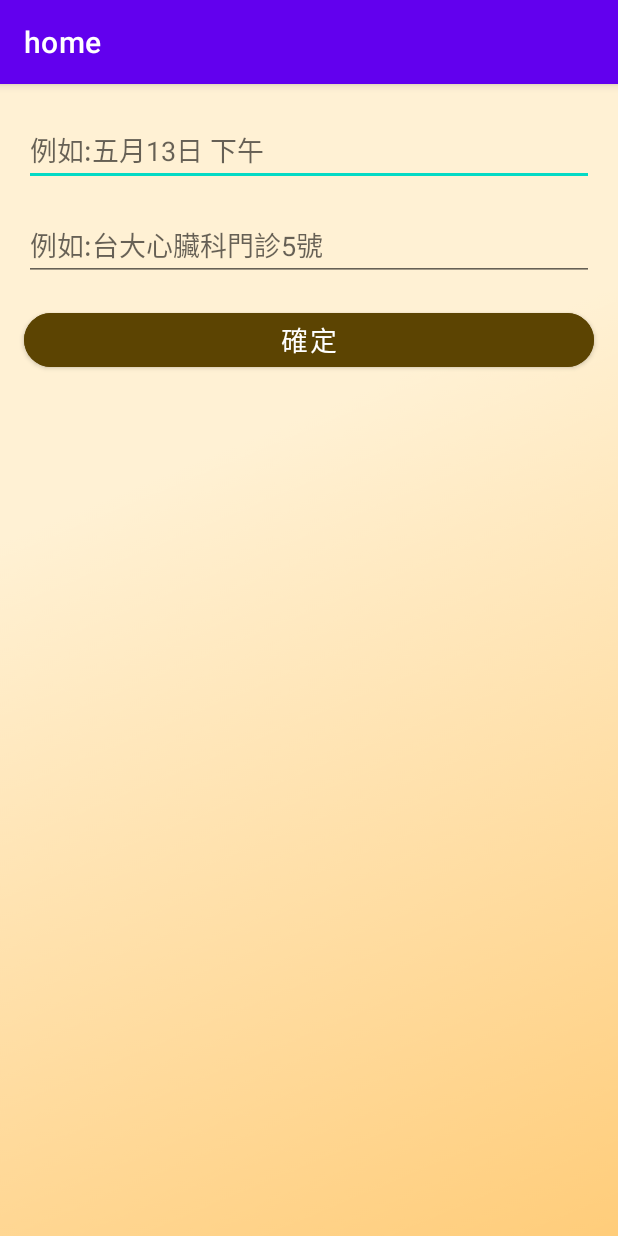
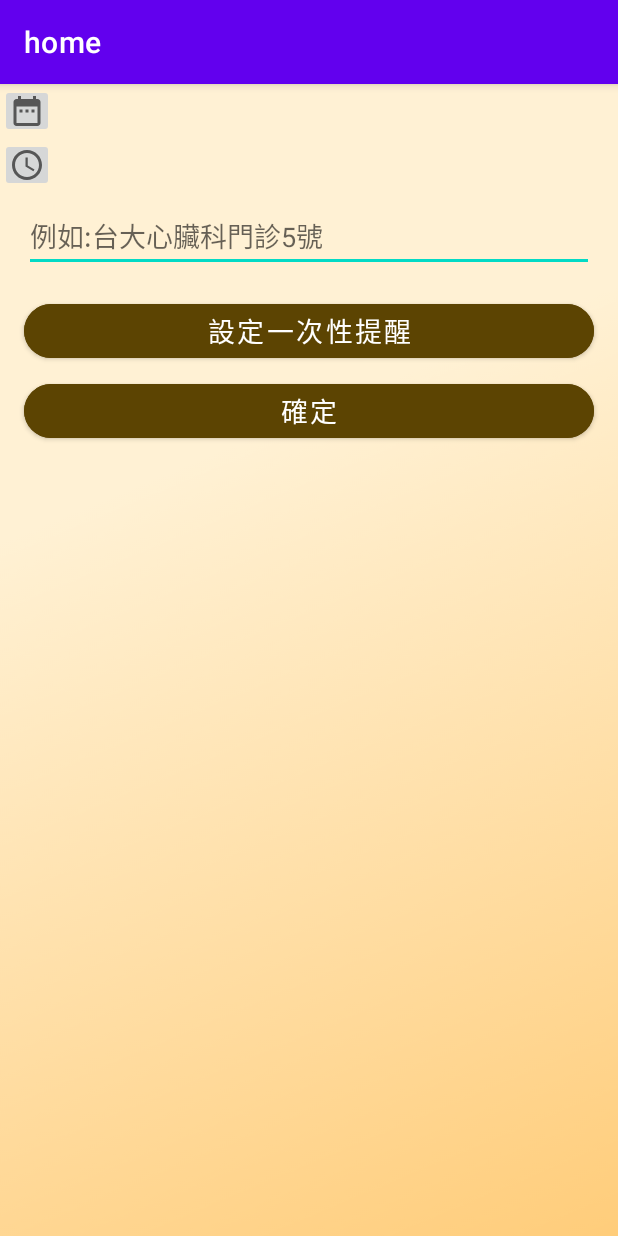
Before and after one commit to JoyLinnnn/OKare, an Android app: the AdddActivity screen opened directly, with no data from a screen before it, on a phone screen of 412 x 824 dp. Run offline under Robolectric (Android 15) with nearby library versions, the phone set to English and light mode, and no system bars; our stand-ins replace Firebase (no records; nobody signed in at launch, a user with empty details on screens opened directly).

Commit message:
終於成功的回診提醒:(((

```diff
--- a/app/src/main/java/com/example/home/AdddActivity.java
+++ b/app/src/main/java/com/example/home/AdddActivity.java
@@ -3,12 +3,18 @@ package com.example.home;
 import androidx.annotation.NonNull;
 import androidx.appcompat.app.AppCompatActivity;
 
+import android.app.DatePickerDialog;
+import android.app.TimePickerDialog;
 import android.content.Intent;
 import android.os.Bundle;
+import android.text.TextUtils;
 import android.view.View;
 import android.widget.Button;
+import android.widget.DatePicker;
 import android.widget.EditText;
 import android.widget.ImageButton;
+import android.widget.TextView;
+import android.widget.TimePicker;
 import android.widget.Toast;
 
 import com.google.android.gms.tasks.OnFailureListener;
@@ -16,54 +22,131 @@ import com.google.android.gms.tasks.OnSuccessListener;
 import com.google.firebase.database.DatabaseReference;
 import com.google.firebase.database.FirebaseDatabase;
 
+import org.w3c.dom.Text;
+
+import java.util.Calendar;
+
 public class AdddActivity extends AppCompatActivity {
-    EditText edTime, edHint;
+    EditText edHint;
+    TextView edNew,edTime;
     Button btn_sureadd;
+
+    private TextView tvOnceTime, tvOnceDate;
+    private ImageButton ibOnceTime, ibOnceDate;
+    private EditText etOnceMessage;
+    private Button btnSetOnceAlarm;
+
+    private AlarmReceiver alarmReceiver;
+    private int mYear, mMonth, mDay, mHour, mMinute;
+    private int mHourRepeat, mMinuteRepeat;
+
     DatabaseReference database = FirebaseDatabase.getInstance().getReference();
     @Override
     protected void onCreate(Bundle savedInstanceState) {
         super.onCreate(savedInstanceState);
         setContentView(R.layout.activity_addd);
 
-        Button 確定新增=findViewById(R.id.確定新增);
-        確定新增.setOnClickListener(new View.OnClickListener() {
+        edNew= findViewById(R.id.edNew);
+        edTime = findViewById(R.id.edTime);
+        edHint = findViewById(R.id.edHint);
+        btn_sureadd = findViewById(R.id.確定新增);
+        btn_sureadd.setOnClickListener(new View.OnClickListener() {
             @Override
             public void onClick(View v) {
-                Intent intent=new Intent(AdddActivity.this,Doctor.class);
-                startActivity(intent);
-            }
-        });
-
-
-        edTime = findViewById(R.id.edTime);
-        edHint = findViewById(R.id.edHint);
-        確定新增 = findViewById(R.id.確定新增);
-        確定新增.setOnClickListener(new View.OnClickListener() {
-            @Override
-            public void onClick(View v) {
+                String getNew1 = edNew.getText().toString();
                 String getTime = edTime.getText().toString();
                 String getHint = edHint.getText().toString();
 
-                if (getTime.isEmpty()){
-                    edTime.setError("請輸入回診日期及時間...");
-                }else if (getHint.isEmpty()){
+                if (getNew1.isEmpty()) {
+                    edNew.setError("請選擇回診日期...");
+                }if (getTime.isEmpty()) {
+                    edTime.setError("請選擇回診時間...");
+                } else if (getHint.isEmpty()) {
                     edHint.setError("請輸入醫院門診及編號...");
-                }else{
-                    database.child("Users").push().setValue(new ModelUsers(getTime, getHint)).addOnSuccessListener(new OnSuccessListener<Void>() {
+                } else {
+                    database.child("Users").push().setValue(new ModelUsers(getNew1, getTime, getHint)).addOnSuccessListener(new OnSuccessListener<Void>() {
                         @Override
                         public void onSuccess(Void aVoid) {
-                            Toast.makeText(AdddActivity.this, "回診資料新增成功", Toast.LENGTH_SHORT).show();
+                            Toast.makeText(AdddActivity.this, "回診提醒輸入成功 ! ", Toast.LENGTH_SHORT).show();
                             startActivity(new Intent(AdddActivity.this, Doctor.class));
                             finish();
                         }
                     }).addOnFailureListener(new OnFailureListener() {
                         @Override
                         public void onFailure(@NonNull Exception e) {
-                            Toast.makeText(AdddActivity.this, "回診資料新增失敗！", Toast.LENGTH_SHORT).show();
+                            Toast.makeText(AdddActivity.this, "回診提醒輸入失敗 ! ", Toast.LENGTH_SHORT).show();
                         }
                     });
                 }
             }
         });
+
+        tvOnceTime = findViewById(R.id.edTime);
+        tvOnceDate = findViewById(R.id.edNew);
+        ibOnceTime = findViewById(R.id.ib_once_time);
+        ibOnceDate = findViewById(R.id.ib_once_date);
+        etOnceMessage = findViewById(R.id.edHint);
+        btnSetOnceAlarm = findViewById(R.id.btn_set_once_alarm);
+
+        alarmReceiver = new AlarmReceiver();
+
+        Calendar calendar = Calendar.getInstance();
+        mYear = calendar.get(Calendar.YEAR);
+        mMonth = calendar.get(Calendar.MONTH);
+        mDay = calendar.get(Calendar.DAY_OF_MONTH);
+        mHour = calendar.get(Calendar.HOUR_OF_DAY);
+        mMinute = calendar.get(Calendar.MINUTE);
+
+        mHourRepeat = mHour;
+        mMinuteRepeat = mMinute;
+
+        ibOnceDate.setOnClickListener(new View.OnClickListener() {
+            @Override
+            public void onClick(View v) {
+                DatePickerDialog datePickerDialog = new DatePickerDialog(AdddActivity.this, new DatePickerDialog.OnDateSetListener() {
+                    @Override
+                    public void onDateSet(DatePicker view, int year, int month, int dayOfMonth) {
+                        tvOnceDate.setText(String.format("%04d-%02d-%02d", year, month + 1, dayOfMonth));
+                        mYear = year;
+                        mMonth = month;
+                        mDay = dayOfMonth;
+                    }
+                },mYear, mMonth, mDay);
+                datePickerDialog.show();
+            }
+        });
+
+        ibOnceTime.setOnClickListener(new View.OnClickListener() {
+            @Override
+            public void onClick(View v) {
+                TimePickerDialog timePickerDialog = new TimePickerDialog(AdddActivity.this, new TimePickerDialog.OnTimeSetListener() {
+                    @Override
+                    public void onTimeSet(TimePicker view, int hourOfDay, int minute) {
+                        tvOnceTime.setText(String.format("%02d:%02d", hourOfDay, minute));
+                        mHour = hourOfDay;
+                        mMinute = minute;
+                    }
+                }, mHour, mMinute,true);
+                timePickerDialog.show();
+            }
+        });
+
+
+        btnSetOnceAlarm.setOnClickListener(new View.OnClickListener() {
+            @Override
+            public void onClick(View v) {
+                if (tvOnceDate.getText().toString().equalsIgnoreCase("")) {
+                    Toast.makeText(AdddActivity.this, "日期是空的 !", Toast.LENGTH_SHORT).show();
+                } else if (tvOnceTime.getText().toString().equalsIgnoreCase("")) {
+                    Toast.makeText(AdddActivity.this, "時間是空的 !", Toast.LENGTH_SHORT).show();
+                } else if (TextUtils.isEmpty(etOnceMessage.getText().toString())) {
+                    etOnceMessage.setError("訊息不能是空的 !");
+                } else {
+                    alarmReceiver.setOneTimeAlarm(AdddActivity.this, AlarmReceiver.TYPE_ONE_TIME,
+                            tvOnceDate.getText().toString(), tvOnceTime.getText().toString(),
+                            etOnceMessage.getText().toString());
+                }
+            }
+        });
     }
 }
--- /dev/null
+++ b/app/src/main/res/drawable/ic_access_time_black_24dp.xml
@@ -0,0 +1,13 @@
+<vector xmlns:android="http://schemas.android.com/apk/res/android"
+    android:width="24dp"
+    android:height="24dp"
+    android:viewportWidth="24"
+    android:viewportHeight="24"
+    android:tint="?attr/colorControlNormal">
+  <path
+      android:fillColor="@android:color/white"
+      android:pathData="M11.99,2C6.47,2 2,6.48 2,12s4.47,10 9.99,10C17.52,22 22,17.52 22,12S17.52,2 11.99,2zM12,20c-4.42,0 -8,-3.58 -8,-8s3.58,-8 8,-8 8,3.58 8,8 -3.58,8 -8,8z"/>
+  <path
+      android:fillColor="@android:color/white"
+      android:pathData="M12.5,7H11v6l5.25,3.15 0.75,-1.23 -4.5,-2.67z"/>
+</vector>
--- /dev/null
+++ b/app/src/main/res/drawable/ic_access_time_white_24dp.xml
@@ -0,0 +1,6 @@
+<vector android:height="24dp" android:tint="#FFFFFF"
+    android:viewportHeight="24" android:viewportWidth="24"
+    android:width="24dp" xmlns:android="http://schemas.android.com/apk/res/android">
+    <path android:fillColor="@android:color/white" android:pathData="M11.99,2C6.47,2 2,6.48 2,12s4.47,10 9.99,10C17.52,22 22,17.52 22,12S17.52,2 11.99,2zM12,20c-4.42,0 -8,-3.58 -8,-8s3.58,-8 8,-8 8,3.58 8,8 -3.58,8 -8,8z"/>
+    <path android:fillColor="@android:color/white" android:pathData="M12.5,7H11v6l5.25,3.15 0.75,-1.23 -4.5,-2.67z"/>
+</vector>
--- /dev/null
+++ b/app/src/main/res/drawable/ic_date_range_black_24dp.xml
@@ -0,0 +1,10 @@
+<vector xmlns:android="http://schemas.android.com/apk/res/android"
+    android:width="24dp"
+    android:height="24dp"
+    android:viewportWidth="24"
+    android:viewportHeight="24"
+    android:tint="?attr/colorControlNormal">
+  <path
+      android:fillColor="@android:color/white"
+      android:pathData="M9,11L7,11v2h2v-2zM13,11h-2v2h2v-2zM17,11h-2v2h2v-2zM19,4h-1L18,2h-2v2L8,4L8,2L6,2v2L5,4c-1.11,0 -1.99,0.9 -1.99,2L3,20c0,1.1 0.89,2 2,2h14c1.1,0 2,-0.9 2,-2L21,6c0,-1.1 -0.9,-2 -2,-2zM19,20L5,20L5,9h14v11z"/>
+</vector>
--- /dev/null
+++ b/app/src/main/res/drawable/ic_date_range_white_24dp.xml
@@ -0,0 +1,5 @@
+<vector android:height="24dp" android:tint="#FFFFFF"
+    android:viewportHeight="24" android:viewportWidth="24"
+    android:width="24dp" xmlns:android="http://schemas.android.com/apk/res/android">
+    <path android:fillColor="@android:color/white" android:pathData="M9,11L7,11v2h2v-2zM13,11h-2v2h2v-2zM17,11h-2v2h2v-2zM19,4h-1L18,2h-2v2L8,4L8,2L6,2v2L5,4c-1.11,0 -1.99,0.9 -1.99,2L3,20c0,1.1 0.89,2 2,2h14c1.1,0 2,-0.9 2,-2L21,6c0,-1.1 -0.9,-2 -2,-2zM19,20L5,20L5,9h14v11z"/>
+</vector>
--- a/app/src/main/res/layout/activity_addd.xml
+++ b/app/src/main/res/layout/activity_addd.xml
@@ -8,16 +8,49 @@
     android:orientation="vertical"
     tools:context=".AdddActivity">
 
-    <EditText
-        android:id="@+id/edTime"
+    <LinearLayout
         android:layout_width="match_parent"
         android:layout_height="wrap_content"
-        android:layout_marginLeft="16dp"
-        android:layout_marginTop="20dp"
-        android:layout_marginRight="16dp"
-        android:layout_marginBottom="10dp"
-        android:hint="例如:五月13日 下午"
-        android:importantForAutofill="no" />
+        android:orientation="horizontal">
+
+        <ImageButton
+            android:id="@+id/ib_once_date"
+            android:layout_width="36dp"
+            android:layout_height="36dp"
+            android:src="@drawable/ic_date_range_black_24dp"
+            style="@style/Widget.AppCompat.ImageButton"/>
+
+        <TextView
+            android:id="@+id/edNew"
+            android:layout_width="wrap_content"
+            android:layout_height="wrap_content"
+            android:layout_gravity="center_vertical"
+            android:layout_marginLeft="8dp"/>
+
+    </LinearLayout>
+
+    <LinearLayout
+        android:layout_width="match_parent"
+        android:layout_height="wrap_content"
+        android:orientation="horizontal">
+
+        <ImageButton
+            android:id="@+id/ib_once_time"
+            android:layout_width="36dp"
+            android:layout_height="36dp"
+            android:src="@drawable/ic_access_time_black_24dp"
+            style="@style/Widget.AppCompat.ImageButton"/>
+
+
+        <TextView
+            android:id="@+id/edTime"
+            android:layout_width="wrap_content"
+            android:layout_height="wrap_content"
+            android:layout_gravity="center_vertical"
+            android:layout_marginLeft="8dp" />
+
+
+    </LinearLayout>
 
     <EditText
         android:id="@+id/edHint"
@@ -31,17 +64,28 @@
         android:importantForAutofill="no" />
 
     <Button
-        android:id="@+id/確定新增"
+        android:id="@+id/btn_set_once_alarm"
         android:layout_width="match_parent"
         android:layout_height="wrap_content"
         android:layout_marginLeft="16dp"
         android:layout_marginTop="5dp"
         android:layout_marginRight="16dp"
-        android:layout_marginBottom="10dp"
         android:backgroundTint="@color/ccaaffee"
-        android:text="確定"
+        android:text="設定一次性提醒"
         android:textSize="18sp"
-        app:cornerRadius="20dp" />
+        app:cornerRadius="20dp"/>
 
+    <Button
+    android:id="@+id/確定新增"
+    android:layout_width="match_parent"
+    android:layout_height="wrap_content"
+    android:layout_marginLeft="16dp"
+    android:layout_marginTop="5dp"
+    android:layout_marginRight="16dp"
+    android:layout_marginBottom="10dp"
+    android:backgroundTint="@color/ccaaffee"
+    android:text="確定"
+    android:textSize="18sp"
+    app:cornerRadius="20dp" />
 
 </LinearLayout>
```
Also changed, not shown: app/src/main/AndroidManifest.xml (+8 -0 lines), app/src/main/java/com/example/home/AdapterUsers.java (+6 -3 lines), app/src/main/java/com/example/home/AlarmReceiver.java (added, +159 -0 lines), app/src/main/java/com/example/home/DialogForm.java (+12 -9 lines), app/src/main/java/com/example/home/ModelUsers.java (+9 -1 lines), app/src/main/res/layout/layout_item.xml (+10 -2 lines).
